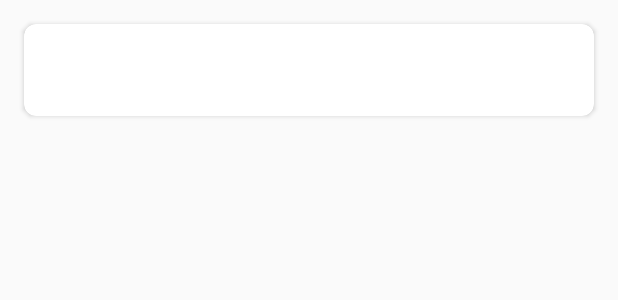
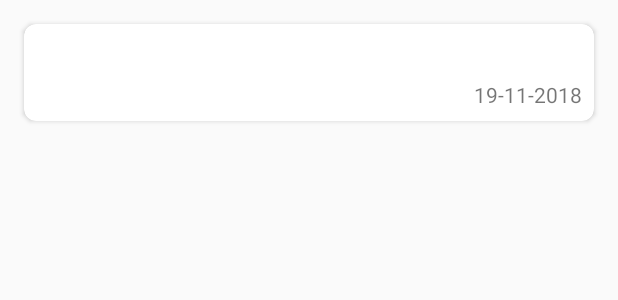
Before and after one commit to SireeKoolenWijkstra/MAD, an Android app: the layout cardview_makeup.xml on its own in the app's theme, with its tools: preview values and no code run, on a phone screen of 412 x 824 dp. Shown: the top 300 px of the screen. Run offline under Robolectric (Android 15) with nearby library versions, the phone set to English and light mode, and no system bars.

Commit message:
opmaak is in orde. Nog commentaar compleet maken en misschien laatste warning oppakken

```diff
--- a/GameBacklog/app/src/main/res/layout/cardview_makeup.xml
+++ b/GameBacklog/app/src/main/res/layout/cardview_makeup.xml
@@ -10,12 +10,13 @@
         android:layout_height="wrap_content"
         android:layout_margin="16dp"
         app:cardCornerRadius="8dp"
-        app:cardElevation="2dp"
-        app:contentPadding="16dp">
+        app:cardElevation="2dp">
 
-        <android.support.constraint.ConstraintLayout
+
+        <RelativeLayout
             android:layout_width="match_parent"
-            android:layout_height="match_parent">
+            android:layout_height="wrap_content"
+            android:layout_margin="8dp">
 
 
             <TextView
@@ -26,35 +27,29 @@
                 android:textSize="22sp"
                 android:textStyle="italic" />
 
-            <LinearLayout
-                android:layout_width="match_parent"
-                android:layout_height="wrap_content"
-                android:orientation="horizontal">
-
             <TextView
                 android:id="@+id/game_platform"
-                    android:layout_width="25dp"
+                android:layout_width="wrap_content"
                 android:layout_height="wrap_content"
-                    android:layout_weight="1"
-                    android:layout_marginStart="8dp"
-                    app:layout_constraintStart_toEndOf="parent"
-                    />
+                android:layout_below="@id/naam"
+                app:layout_constraintStart_toStartOf="parent" />
 
             <TextView
                 android:id="@+id/game_status"
-                    android:layout_width="25dp"
+                android:layout_width="wrap_content"
                 android:layout_height="wrap_content"
-                    android:layout_weight="1"
-                    app:layout_constraintStart_toEndOf="@id/game_platform"/>
+                android:layout_alignBaseline="@id/game_platform"
+                android:layout_centerHorizontal="true"
+                app:layout_constraintStart_toEndOf="@id/game_platform" />
 
             <TextView
                 android:id="@+id/game_date"
-                    android:layout_width="25dp"
+                android:layout_width="wrap_content"
                 android:layout_height="wrap_content"
-                    android:layout_weight="1"
-                    app:layout_constraintStart_toEndOf="@id/game_status"
-                    app:layout_constraintEnd_toEndOf="parent"/>
-            </LinearLayout>
-        </android.support.constraint.ConstraintLayout>
+                android:layout_alignBaseline="@id/game_platform"
+                android:layout_alignParentEnd="true"
+                android:text="19-11-2018"
+                app:layout_constraintStart_toEndOf="@id/game_status" />
+        </RelativeLayout>
     </android.support.v7.widget.CardView>
 </LinearLayout>
```
Lines whose indentation alone changed are shown as unchanged.
